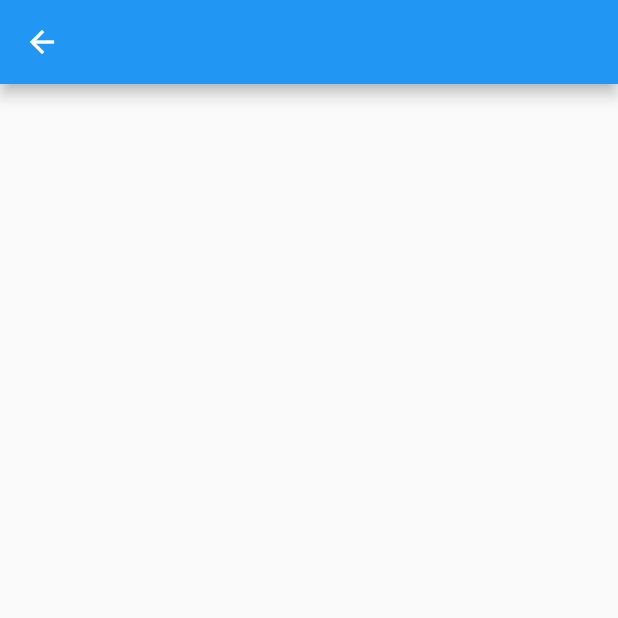
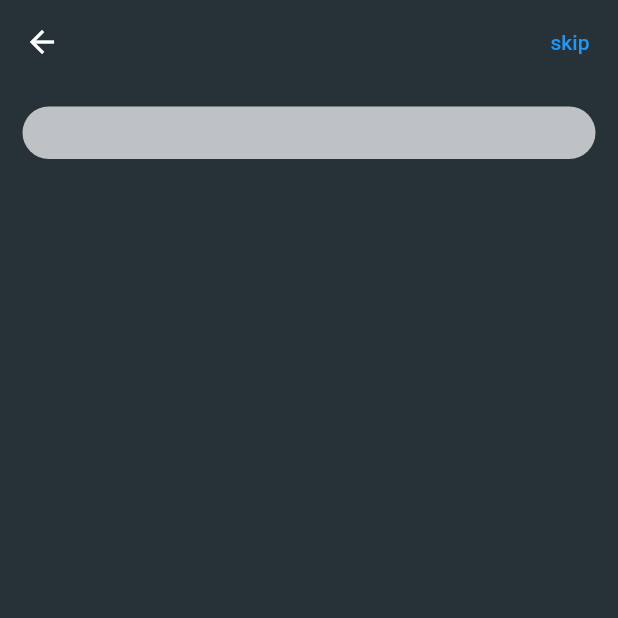
Before and after one commit to SoumitroKarmaker/quiz_app, a Flutter app: the Home screen opened directly, on a phone screen of 412 x 824 dp, the top half of it. Run offline on Flutter 3.47's test engine with Material 2 defaults, Android fonts, the phone set to English and light mode, and no system bars; our stand-ins replace lottie, nb_utils; statements that could not run were skipped.

Commit message:
home Page

```diff
--- a/lib/ui/Authentication/sign_in.dart
+++ b/lib/ui/Authentication/sign_in.dart
@@ -6,6 +6,8 @@ import 'package:quiz_academy/style/app_colors.dart';
 import 'package:quiz_academy/style/constant.dart';
 import 'package:quiz_academy/ui/Authentication/sign_up.dart';
 import 'package:quiz_academy/widgets/button_global.dart';
+
+import '../home.dart';
 
 class SignIn extends StatefulWidget {
   const SignIn({Key? key}) : super(key: key);
@@ -64,7 +66,7 @@ class _SignInState extends State<SignIn> {
                     buttonText: 'Sign In',
                     buttonDecoration: myButtonDecoration,
                     buttonTextColor: Colors.white,
-                    onPressed: () {}),
+                    onPressed: () => Home().launch(context, isNewTask: true)),
                 SizedBox(
                   height: 20.0,
                 ),
--- a/lib/ui/Authentication/sign_up.dart
+++ b/lib/ui/Authentication/sign_up.dart
@@ -63,7 +63,7 @@ class _SignUpState extends State<SignUp> {
                     buttonText: 'Sign Up',
                     buttonDecoration: myButtonDecoration,
                     buttonTextColor: Colors.white,
-                    onPressed: () => Home().launch(context)),
+                    onPressed: () => Home().launch(context, isNewTask: true)),
               ],
             ),
           ),
--- a/lib/ui/Authentication/welcome_screen.dart
+++ b/lib/ui/Authentication/welcome_screen.dart
@@ -45,7 +45,7 @@ class WelcomeScreen extends StatelessWidget {
               buttonText: 'Sign Up',
               buttonTextColor: AppColor.titleColor,
               buttonDecoration: myButtonDecoration.copyWith(color: Colors.white),
-              onPressed: () => const SignUp().launch(context, isNewTask: true),
+              onPressed: () => const SignUp().launch(context,isNewTask: true),
             ),
 
           ],
--- a/lib/ui/home.dart
+++ b/lib/ui/home.dart
@@ -1,4 +1,5 @@
 import 'package:flutter/material.dart';
+
 class Home extends StatefulWidget {
   const Home({Key? key}) : super(key: key);
 
@@ -10,7 +11,28 @@ class _HomeState extends State<Home> {
   @override
   Widget build(BuildContext context) {
     return Scaffold(
+      backgroundColor: Colors.blueGrey[900],
+      extendBodyBehindAppBar: false,
       appBar: AppBar(
+        elevation: 0.0,
+        backgroundColor: Colors.transparent,
+        actions: [TextButton(onPressed: () {}, child: Text('skip'))],
+      ),
+      body: SafeArea(
+        child: Padding(
+          padding: const EdgeInsets.all(15.0),
+          child: Column(
+            children: [
+              Container(
+                width: double.infinity,
+                height: 35,
+                decoration: BoxDecoration(
+                  color: Colors.white70,
+                    borderRadius: BorderRadius.all(Radius.circular(50))),
+              ),
+            ],
+          ),
+        ),
       ),
     );
   }
```
